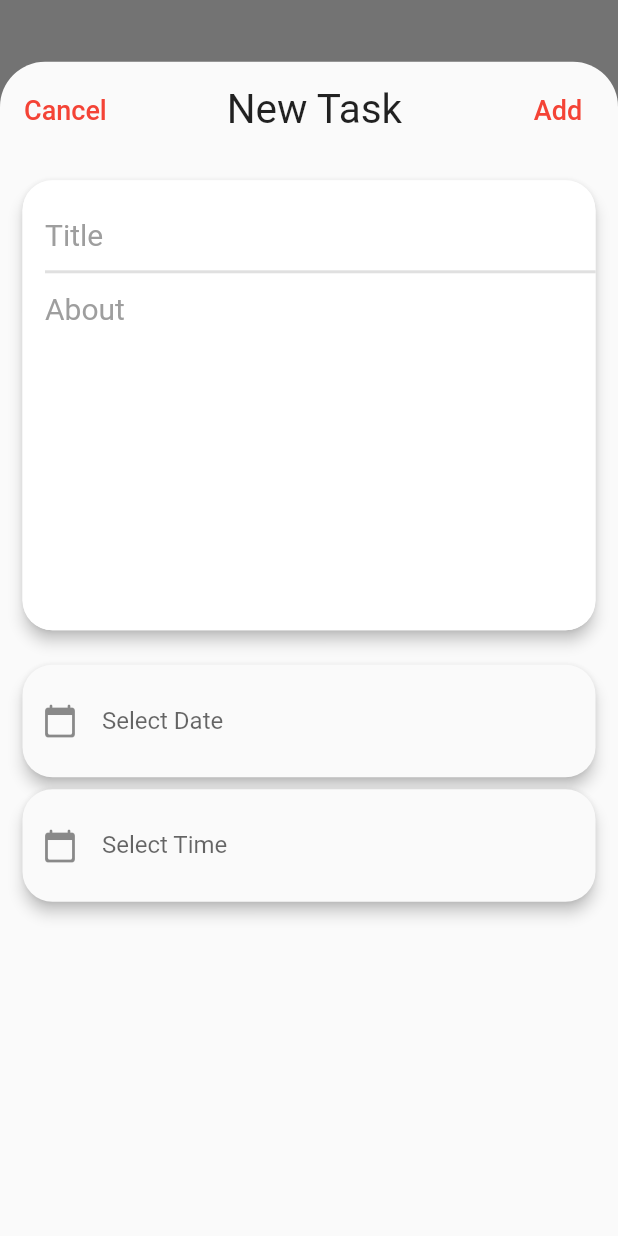
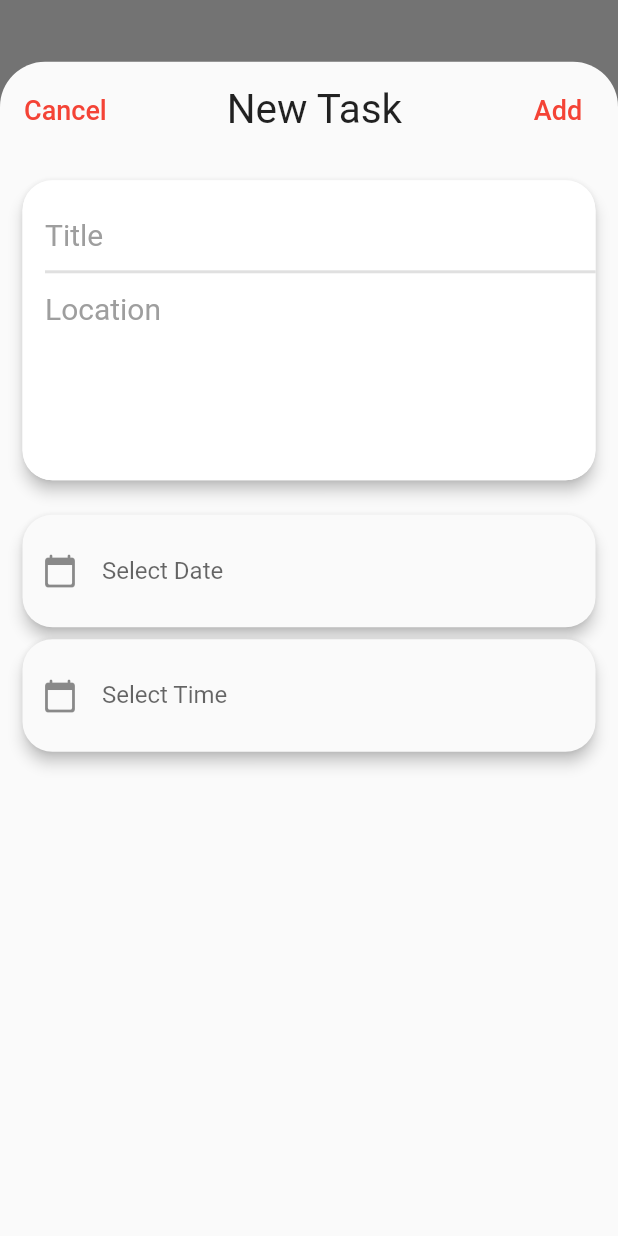
Before and after one commit to anthonyarinze/todo, a Flutter app: the screen it shows after launch, after a tap on the "add" icon, on a phone screen of 412 x 824 dp. Run offline on Flutter 3.47's test engine with Material 2 defaults, Android fonts, the phone set to English and light mode, and no system bars.

Commit message:
Finished the add task page

```diff
--- a/lib/widgets/add_task.dart
+++ b/lib/widgets/add_task.dart
@@ -12,19 +12,20 @@ class AddTask extends StatefulWidget {
 
 class _AddTaskState extends State<AddTask> {
   TextEditingController titleController = TextEditingController();
-  TextEditingController detailsController = TextEditingController();
+  TextEditingController locationController = TextEditingController();
   final TextEditingController _dateController = TextEditingController();
   final TextEditingController _timeController = TextEditingController();
   bool _validate = false;
   bool _dateValidate = false;
   bool _timeValidate = false;
+  bool _locationValidate = false;
   bool date = false;
 
   @override
   void dispose() {
     super.dispose();
     titleController.dispose();
-    detailsController.dispose();
+    locationController.dispose();
     _dateController.dispose();
     _timeController.dispose();
   }
@@ -59,28 +60,38 @@ class _AddTaskState extends State<AddTask> {
                       fontSize: 27,
                     ),
                   ),
+
+                  //Add task button
                   TextButton(
                     onPressed: () {
                       setState(() {
                         titleController.text.isEmpty
                             ? _validate = true
                             : _validate = false;
+                        locationController.text.isEmpty
+                            ? _locationValidate = true
+                            : _locationValidate = false;
                         _dateController.text.isEmpty
                             ? _dateValidate = true
                             : _dateValidate = false;
                         _timeController.text.isEmpty
                             ? _timeValidate = true
                             : _timeValidate = false;
+                        if (_validate == false &&
+                            _locationValidate == false &&
+                            _dateValidate == false &&
+                            _timeValidate == false) {
+                          task.addTask(
+                            titleController.text,
+                            _dateController.text,
+                            locationController.text,
+                            _timeController.text,
+                          );
+                          Navigator.pop(context);
+                        } else {
+                          return;
+                        }
                       });
-
-                      //Testing add button
-                      task.addTask(
-                        titleController.text,
-                        _dateController.text,
-                        "Bauchi",
-                        _timeController.text,
-                      );
-                      Navigator.pop(context);
                     },
                     child: const Text(
                       'Add',
@@ -103,7 +114,7 @@ class _AddTaskState extends State<AddTask> {
                   //side: BorderSide(color: Colors.blue),
                 ),
                 child: Container(
-                  height: 300,
+                  height: 200,
                   width: double.infinity,
                   decoration: const BoxDecoration(
                     color: Colors.white,
@@ -135,16 +146,19 @@ class _AddTaskState extends State<AddTask> {
                       Padding(
                         padding: const EdgeInsets.fromLTRB(15, 0, 15, 0),
                         child: TextField(
-                          controller: detailsController,
+                          controller: locationController,
                           keyboardType: TextInputType.multiline,
-                          maxLines: 10,
+                          maxLines: 3,
                           style: const TextStyle(
                             overflow: TextOverflow.ellipsis,
                           ),
-                          decoration: const InputDecoration(
+                          decoration: InputDecoration(
                             border: InputBorder.none,
-                            hintText: 'About',
-                            hintStyle: TextStyle(
+                            hintText: 'Location',
+                            errorText: _locationValidate
+                                ? "Location can't be empty"
+                                : null,
+                            hintStyle: const TextStyle(
                               color: Colors.grey,
                               fontSize: 20,
                             ),
```
